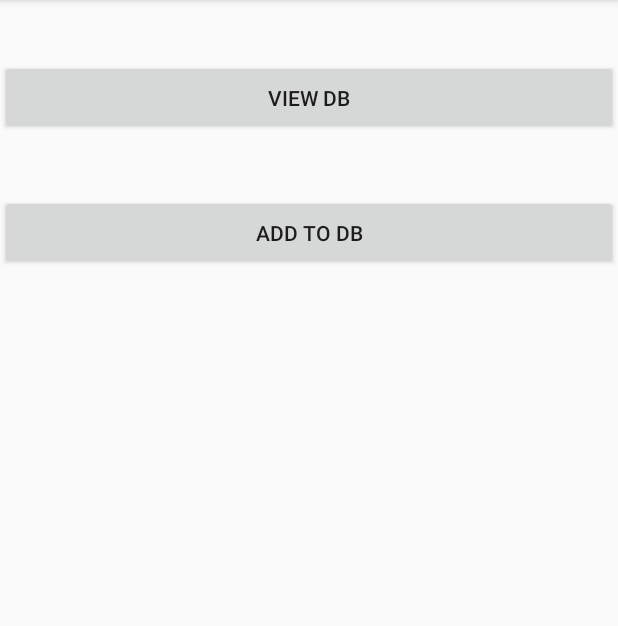
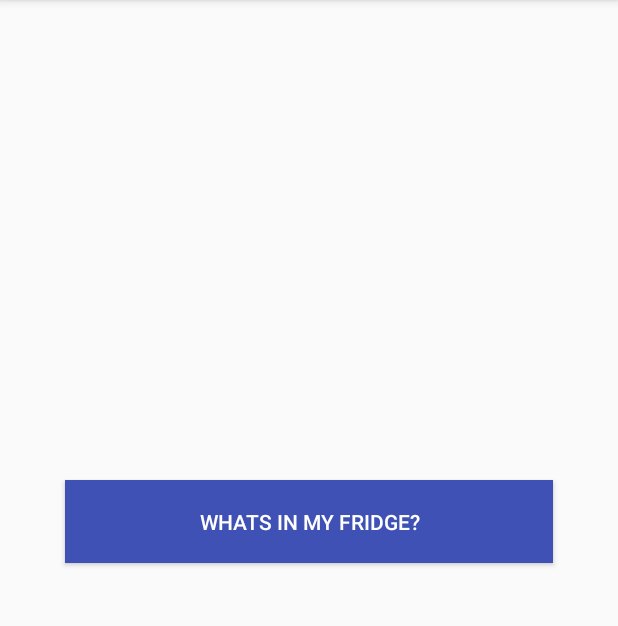
Before and after one commit to LeonMulvaney/TheIntelligentFoodNetwork, an Android app: the MyFoodNetwork screen opened directly, with no data from a screen before it, on a phone screen of 412 x 824 dp, the part 84-710 px from its top. Run offline under Robolectric (Android 15) with nearby library versions, the phone set to English and light mode, and no system bars; our stand-ins replace Firebase (no records; nobody signed in at launch, a user with empty details on screens opened directly).

Commit message:
Tuesday 28/11/2017 @ 19.50 MyFoodNetwork Activity & Java Class Altered - System now pulls the foodType from firebase.
1. Items are pulled via Snapshot element
2. Targeted Using Child Declarations
3. Items pulled are saved as Variables
4. Variables are saved as an Object
5. Object is Saved to an ArrayList of Objects
6. Items are iterated through
7. Items are displayed into a TextView

```diff
--- a/app/src/main/java/ie/ncirl/a14445618/theintelligentfoodnetwork/FoodItem.java
+++ b/app/src/main/java/ie/ncirl/a14445618/theintelligentfoodnetwork/FoodItem.java
@@ -8,6 +8,7 @@ import java.util.Date;
  * Created by Leon on 08/11/2017.
  */
 
+//Source Ideas From: https://firebase.google.com/docs/database/android/read-and-write
 public class FoodItem {
     public String foodType;
     public String expiryDate;
--- a/app/src/main/java/ie/ncirl/a14445618/theintelligentfoodnetwork/MyFoodNetwork.java
+++ b/app/src/main/java/ie/ncirl/a14445618/theintelligentfoodnetwork/MyFoodNetwork.java
@@ -2,6 +2,7 @@ package ie.ncirl.a14445618.theintelligentfoodnetwork;
 
 import android.content.Intent;
 import android.provider.ContactsContract;
+import android.support.annotation.Nullable;
 import android.support.v7.app.AppCompatActivity;
 import android.os.Bundle;
 import android.util.Log;
@@ -18,48 +19,86 @@ import com.google.firebase.database.FirebaseDatabase;
 import com.google.firebase.database.ValueEventListener;
 
 import java.util.ArrayList;
+import java.util.Arrays;
 import java.util.HashMap;
+import java.util.List;
 import java.util.Map;
 
 // Get Data From Firebase into Android: https://www.captechconsulting.com/blogs/firebase-realtime-database-android-tutorial
+//https://stackoverflow.com/questions/39800547/read-data-from-firebase-database
+
 public class MyFoodNetwork extends AppCompatActivity {
-     DatabaseReference myDatabase;
-     TextView dbContentTextView;
+    //--------------------------------------------------------------------
+    FirebaseDatabase firebaseDatabase;
+    DatabaseReference databaseReference;
+
+    Button readButton;
+    TextView databaseTextview;
+
+     String key;
      ListView myListView;
 
+     //OnCreate ----------------------------------------------------------
     @Override
     protected void onCreate(Bundle savedInstanceState) {
         super.onCreate(savedInstanceState);
         setContentView(R.layout.activity_my_food_network);
 
-        myDatabase = FirebaseDatabase.getInstance().getReference("FridgeItems");
+        //myListView =(ListView) findViewById(R.id.foodList);
 
 
 
-        Button viewDBButton = findViewById(R.id.dbViewButton);
-        viewDBButton.setOnClickListener(new View.OnClickListener(){
+        databaseTextview = findViewById(R.id.showDbTv);
+        readButton = findViewById(R.id.showDbBtn);
+
+        firebaseDatabase = FirebaseDatabase.getInstance();
+        databaseReference = firebaseDatabase.getReferenceFromUrl("https://theintelligentfoodnetwork.firebaseio.com/");
+        //key = databaseReference.child("FridgeItems").push().getKey();
+
+        //Target Button and Declare OnClickListener - Encapsulating Method
+
+//Get contents from Firebase into String From : https://www.youtube.com/watch?v=WDGmpvKpHyw
+        readButton.setOnClickListener(new View.OnClickListener() {
+            public void onClick(View v) {
+                databaseTextview.setText("");
+
+                DatabaseReference keyRef = databaseReference.child("FridgeItems");
+
+                //-------------------------------------------------------
+                keyRef.addValueEventListener(new ValueEventListener() {
                     @Override
-            public void onClick(View view) {
-            }
-        });
+                    public void onDataChange(DataSnapshot dataSnapshot) {
+                        //String value = dataSnapshot.getKey();
+                        //databaseTextview.setText(value);
+
+                        //Get ID From: https://stackoverflow.com/questions/43975734/get-parent-firebase-android
+                        for (DataSnapshot ds: dataSnapshot.getChildren()) {
+                            key = ds.getKey();
+
+                            String type = ds.child("foodType").getValue().toString();
+                            String expDate = ds.child("expiryDate").getValue().toString();
+                            String calories = ds.child("calories").getValue().toString();
+                            String protein = ds.child("protein").getValue().toString();
+
+                            ArrayList<FoodItem> foodList = new ArrayList<>();
+                            FoodItem newItem = new FoodItem(type,expDate,calories,protein);
+                            foodList.add(newItem);
 
 
-        //Add to Database Button & Listener
-        Button addDBButton = findViewById(R.id.dbAddButton);
-        addDBButton.setOnClickListener(new View.OnClickListener(){
-            @Override
-            public void onClick(View view) {
-                addItem();
+                            for(int i=0;i<foodList.size();i++){
+                                int index = i;
+                                //System.out.println(foodList.get(i).getFoodType());
+                                String foodItem = (foodList.get(i).getFoodType());
+                                databaseTextview.append("Item No " + Integer.toString(index) + " : " + foodItem);
+                                databaseTextview.append("\n");
+
                             }
-        });
 
-        myListView =(ListView) findViewById(R.id.foodList);
+                            //System.out.println(foodList);
+                            //databaseTextview.setText(foodList.toString());
 
 
-        myDatabase.addValueEventListener(new ValueEventListener() {
-            @Override
-            public void onDataChange(DataSnapshot dataSnapshot) {
-
+                        }
                     }
 
                     @Override
@@ -67,33 +106,35 @@ public class MyFoodNetwork extends AppCompatActivity {
 
                     }
                 });
+
             }
+        });
 
-    public void writeNewItem(String foodType,String expiryDate,String calories,String protein){
-        FoodItem foodItem = new FoodItem(foodType,expiryDate,calories,protein);
-        myDatabase.child("FridgeItems").child("Beef").setValue(foodItem);
     }
 
 
+
+
 //Adding Items to Database From: https://www.androidhive.info/2016/10/android-working-with-firebase-realtime-database/
-    public void addItem(){
+    /*public void addItem(){
         String userId = myDatabase.push().getKey();
 
         FoodItem foodItem = new FoodItem("Yop","30/11/2017","70","10");
 
         myDatabase.child(userId).setValue(foodItem);
-    }
+    }*/
 
 
-    public void getContents(DataSnapshot dataSnapshot){
+    /*public void getContents(DataSnapshot dataSnapshot){
         for(DataSnapshot ds :dataSnapshot.getChildren()){
-            String userId = myDatabase.push().getKey();
 
             FoodItem foodItem = new FoodItem();
+
             foodItem.setFoodType(ds.child(userId).getValue(FoodItem.class).getFoodType());
             foodItem.setExpiryDate(ds.child(userId).getValue(FoodItem.class).getExpiryDate());
             foodItem.setCalories(ds.child(userId).getValue(FoodItem.class).getCalories());
             foodItem.setProtein(ds.child(userId).getValue(FoodItem.class).getProtein());
+
 
             ArrayList<String> array = new ArrayList<>();
             array.add(foodItem.getFoodType());
@@ -104,9 +145,9 @@ public class MyFoodNetwork extends AppCompatActivity {
             ArrayAdapter adapter = new ArrayAdapter(this,android.R.layout.simple_list_item_1,array);
             myListView.setAdapter(adapter);
 
-        }
+        }*/
 
-    }
+    //}
 
 
 
--- a/app/src/main/res/layout/activity_my_food_network.xml
+++ b/app/src/main/res/layout/activity_my_food_network.xml
@@ -7,25 +7,24 @@
     tools:context="ie.ncirl.a14445618.theintelligentfoodnetwork.MyFoodNetwork"
     android:orientation="vertical">
 
-    <Button
-        android:id="@+id/dbViewButton"
-        android:layout_marginTop="40dp"
+    <TextView
+        android:id="@+id/showDbTv"
         android:layout_width="fill_parent"
-        android:layout_height="50dp"
-        android:text="View DB"
+        android:layout_height="300dp"
+        android:textSize="25dp"
         />
 
     <Button
-        android:id="@+id/dbAddButton"
-        android:layout_marginTop="40dp"
-        android:layout_width="fill_parent"
-        android:layout_height="50dp"
-        android:text="Add to DB" />
+        android:id="@+id/showDbBtn"
+        android:layout_width="325dp"
+        android:layout_height="55dp"
+        android:layout_gravity="center"
+        android:text="Whats in my Fridge?"
+        android:layout_marginTop="20dp"
+        android:background="@color/colorPrimary"
+        android:textColor="#FFFFFF"/>
 
-    <ListView
-        android:id="@+id/foodList"
-        android:layout_width="fill_parent"
-        android:layout_height="wrap_content" />
+
 
 
 </LinearLayout>
```
Lines whose indentation alone changed are shown as unchanged.
